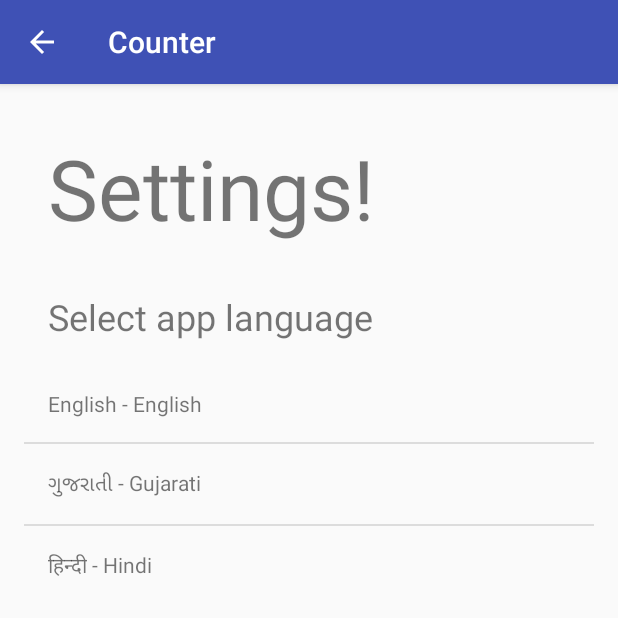
After one commit to nisargjhaveri/Counter, an Android app: the SettingsActivity screen opened directly, with no data from a screen before it, on a phone screen of 412 x 824 dp, the top half of it. The commit adds this screen. Run offline under Robolectric (Android 15) with nearby library versions, the phone set to English and light mode, and no system bars.

Commit message:
Add localizations, add settings activity

```diff
--- a/app/src/main/AndroidManifest.xml
+++ b/app/src/main/AndroidManifest.xml
@@ -18,6 +18,10 @@
                 <category android:name="android.intent.category.LAUNCHER" />
             </intent-filter>
         </activity>
+        <activity android:name=".SettingsActivity"
+            android:parentActivityName=".MainActivity">
+
+        </activity>
     </application>
 
 </manifest>
--- /dev/null
+++ b/app/src/main/java/in/nisargjhaveri/counter/SettingsActivity.java
@@ -0,0 +1,117 @@
+package in.nisargjhaveri.counter;
+
+import android.content.Context;
+import android.content.Intent;
+import android.content.SharedPreferences;
+import android.content.res.Configuration;
+import android.content.res.Resources;
+import android.support.v7.app.AppCompatActivity;
+import android.os.Bundle;
+import android.util.DisplayMetrics;
+import android.util.Log;
+import android.view.LayoutInflater;
+import android.view.View;
+import android.view.ViewGroup;
+import android.widget.AdapterView;
+import android.widget.ArrayAdapter;
+import android.widget.ListAdapter;
+import android.widget.ListView;
+import android.widget.TextView;
+
+import java.util.ArrayList;
+import java.util.List;
+import java.util.Locale;
+
+public class SettingsActivity extends AppCompatActivity {
+
+    final public static String SHARED_PREFS = "counter_shared_preferences";
+
+    @Override
+    protected void onCreate(Bundle savedInstanceState) {
+        super.onCreate(savedInstanceState);
+        setContentView(R.layout.activity_settings);
+
+        final SharedPreferences storage = this.getSharedPreferences(SHARED_PREFS, MODE_PRIVATE);
+
+        String lang = storage.getString("preferred_locale", "");
+        setLocale(lang);
+
+        List<String> listLocales = new ArrayList<String>();
+        listLocales.add("en");
+        listLocales.add("gu");
+        listLocales.add("hi");
+
+        Locale current = getResources().getConfiguration().locale;
+
+        ArrayAdapter adapter = new LocaleListAdapter(this, listLocales, current);
+
+        ListView listView = (ListView) findViewById(R.id.select_locale);
+        listView.setAdapter(adapter);
+        listView.setOnItemClickListener(new AdapterView.OnItemClickListener() {
+            @Override
+            public void onItemClick(AdapterView<?> parent, View view, int position, long id) {
+                String lang = parent.getAdapter().getItem(position).toString();
+                setLocale(lang);
+                storeLocalePreference(lang);
+                refreshActivity();
+            }
+        });
+    }
+
+    public void storeLocalePreference(String lang) {
+        final SharedPreferences storage = this.getSharedPreferences(SHARED_PREFS, MODE_PRIVATE);
+        SharedPreferences.Editor storage_editor = storage.edit();
+        storage_editor.putString("preferred_locale", lang);
+        storage_editor.apply();
+    }
+
+    public void setLocale(String lang) {
+        Locale myLocale = new Locale(lang);
+        Resources res = getBaseContext().getResources();
+        DisplayMetrics dm = res.getDisplayMetrics();
+        Configuration conf = res.getConfiguration();
+        conf.locale = myLocale;
+        res.updateConfiguration(conf, dm);
+    }
+
+    public void refreshActivity() {
+        Intent refresh = new Intent(this, this.getClass());
+        startActivity(refresh);
+        finish();
+    }
+
+    public static class LocaleListAdapter extends ArrayAdapter<String> {
+
+        Locale current_locale;
+
+        public LocaleListAdapter(Context context,List<String> objects, Locale c) {
+            super(context, 0, objects);
+            current_locale = c;
+        }
+
+        public View getView(int position, View v, ViewGroup parent) {
+            String lang = getItem(position);
+
+            if (v == null) {
+                v = LayoutInflater.from(getContext()).inflate(R.layout.locale_item, parent, false);
+            }
+
+            Locale l = new Locale(lang);
+
+            TextView locale_native_name = (TextView) v.findViewById(R.id.locale_native_name);
+            locale_native_name.setText(l.getDisplayName(l));
+
+            TextView locale_name = (TextView) v.findViewById(R.id.locale_name);
+            locale_name.setText(l.getDisplayName(current_locale));
+
+            TextView locale_selected = (TextView) v.findViewById(R.id.locale_selected);
+            if (l.getLanguage().equals(current_locale.getLanguage())) {
+                locale_selected.setText("✓");
+            } else {
+                locale_selected.setText("");
+            }
+
+            return v;
+        }
+    }
+}
--- /dev/null
+++ b/app/src/main/res/layout/activity_settings.xml
@@ -0,0 +1,32 @@
+<?xml version="1.0" encoding="utf-8"?>
+<LinearLayout xmlns:android="http://schemas.android.com/apk/res/android"
+    xmlns:tools="http://schemas.android.com/tools"
+    android:layout_width="match_parent"
+    android:layout_height="match_parent"
+    android:paddingBottom="@dimen/activity_vertical_margin"
+    android:paddingLeft="@dimen/activity_horizontal_margin"
+    android:paddingRight="@dimen/activity_horizontal_margin"
+    android:paddingTop="@dimen/activity_vertical_margin"
+    android:orientation="vertical"
+    tools:context="in.nisargjhaveri.counter.SettingsActivity">
+
+    <TextView
+        android:layout_width="match_parent"
+        android:layout_height="wrap_content"
+        android:text="@string/settings"
+        android:padding="@dimen/page_title_padding"
+        android:textSize="@dimen/page_title_text_size" />
+
+    <TextView
+        android:layout_width="match_parent"
+        android:layout_height="wrap_content"
+        android:text="@string/select_app_language"
+        android:padding="@dimen/page_title_padding"
+        android:textSize="@dimen/label_text_size" />
+
+    <ListView
+        android:layout_width="match_parent"
+        android:layout_height="wrap_content"
+        android:id="@+id/select_locale">
+    </ListView>
+</LinearLayout>
--- /dev/null
+++ b/app/src/main/res/layout/locale_item.xml
@@ -0,0 +1,34 @@
+<?xml version="1.0" encoding="utf-8"?>
+<RelativeLayout xmlns:android="http://schemas.android.com/apk/res/android"
+    android:layout_width="match_parent"
+    android:layout_height="match_parent"
+    android:padding="@dimen/locale_list_padding">
+
+    <TextView
+        android:layout_width="wrap_content"
+        android:layout_height="wrap_content"
+        android:id="@+id/locale_native_name"
+        android:text="Gujarati" />
+
+    <TextView
+        android:layout_width="wrap_content"
+        android:layout_height="wrap_content"
+        android:text=" - "
+        android:id="@+id/locale_separator"
+        android:layout_toRightOf="@id/locale_native_name" />
+
+    <TextView
+        android:layout_width="wrap_content"
+        android:layout_height="wrap_content"
+        android:id="@+id/locale_name"
+        android:layout_toRightOf="@id/locale_separator"
+        android:text="Gujarati" />
+
+    <TextView
+        android:layout_width="wrap_content"
+        android:layout_height="wrap_content"
+        android:id="@+id/locale_selected"
+        android:layout_alignParentEnd="true"
+        android:text="✓" />
+
+</RelativeLayout>
--- a/app/src/main/res/values/dimens.xml
+++ b/app/src/main/res/values/dimens.xml
@@ -6,4 +6,7 @@
     <dimen name="appbar_padding_top">8dp</dimen>
     <dimen name="label_text_size">24dp</dimen>
     <dimen name="count_text_size">128dp</dimen>
+    <dimen name="locale_list_padding">16dp</dimen>
+    <dimen name="page_title_padding">16dp</dimen>
+    <dimen name="page_title_text_size">56dp</dimen>
 </resources>
--- a/app/src/main/res/values/strings.xml
+++ b/app/src/main/res/values/strings.xml
@@ -1,8 +1,10 @@
 <resources>
     <string name="app_name">Counter</string>
-    <string name="action_settings">Settings</string>
     <string name="delete_counter">Delete Counter</string>
     <string name="add_new_counter">Add New Counter</string>
     <string name="reset_counter">Reset Counter</string>
     <string name="default_label">New label</string>
+    <string name="app_settings">Settings</string>
+    <string name="settings">Settings!</string>
+    <string name="select_app_language">Select app language</string>
 </resources>
```
Also changed, not shown: app/src/main/java/in/nisargjhaveri/counter/MainActivity.java (+37 -19 lines), app/src/main/res/drawable-anydpi/ic_settings.xml (added, +9 -0 lines), app/src/main/res/layout/fragment_add_counter.xml (+19 -2 lines), app/src/main/res/menu/menu_main.xml (deleted, +0 -10 lines), 2 other files.
